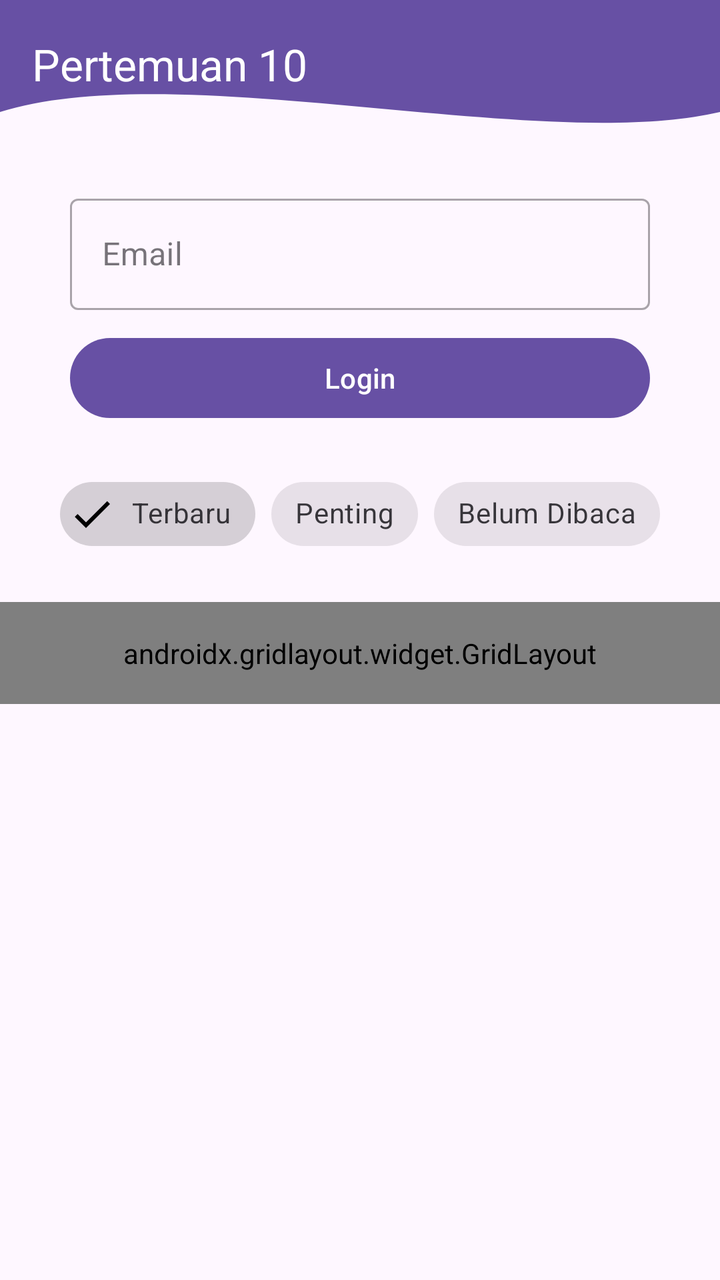
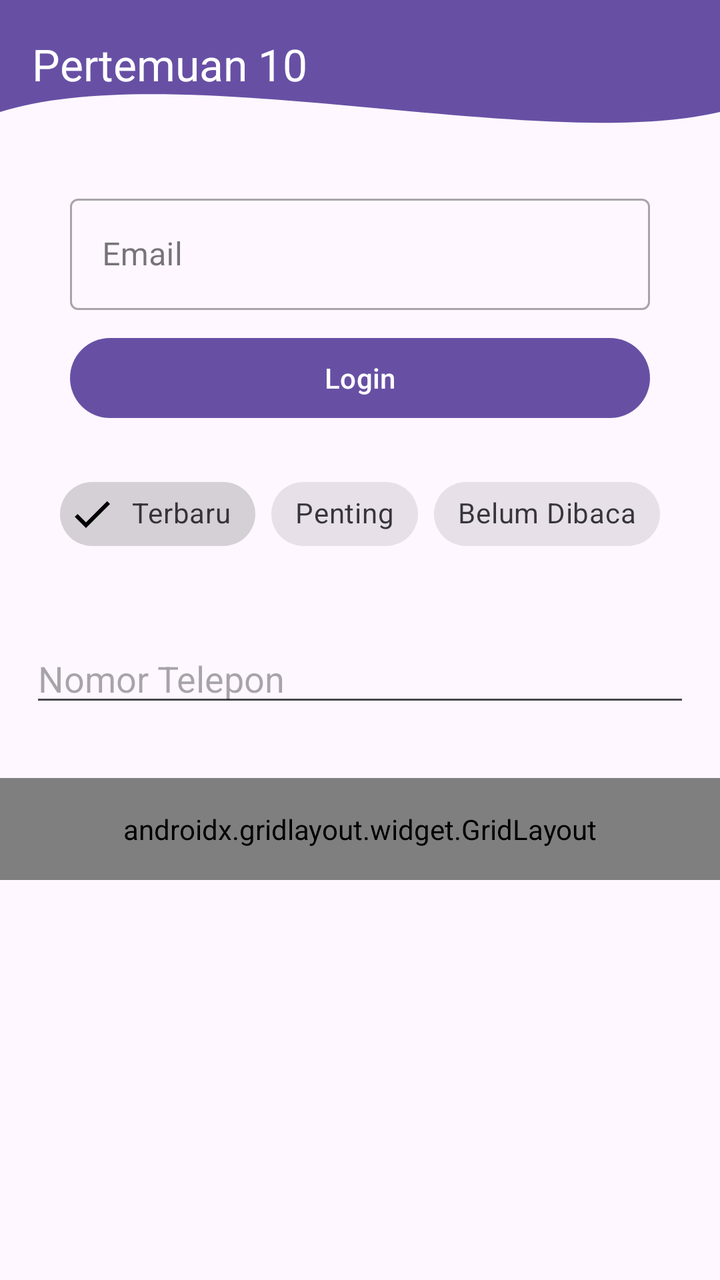

The first picture is an Android layout as it rendered before a commit; the second is the same layout after the commit. The layout source and the unified diff follow.
<!-- AndroidManifest.xml: application theme Theme.Immanuel_3TIF -->
<!-- res/layout/activity_tenth.xml -->
<?xml version="1.0" encoding="utf-8"?>
<androidx.constraintlayout.widget.ConstraintLayout xmlns:android="http://schemas.android.com/apk/res/android"
    xmlns:app="http://schemas.android.com/apk/res-auto"
    xmlns:tools="http://schemas.android.com/tools"
    android:id="@+id/main"
    android:layout_width="match_parent"
    android:layout_height="match_parent"
    tools:context=".Home.pertemuan_10.TenthActivity">

    
    <View
        android:id="@+id/background_header"
        android:layout_width="0dp"
        android:layout_height="140dp"
        android:background="@drawable/bg_header_wave"
        app:layout_constraintEnd_toEndOf="parent"
        app:layout_constraintStart_toStartOf="parent"
        app:layout_constraintTop_toTopOf="parent" />

    
    <androidx.appcompat.widget.Toolbar
        android:id="@+id/toolbar"
        android:layout_width="match_parent"
        android:layout_height="?attr/actionBarSize"
        android:background="@android:color/transparent"
        app:title="Pertemuan 10"
        app:titleTextColor="@android:color/white"
        app:layout_constraintEnd_toEndOf="parent"
        app:layout_constraintStart_toStartOf="parent"
        app:layout_constraintTop_toTopOf="parent" />

    
    <com.google.android.material.textfield.TextInputLayout
        android:id="@+id/textInputLayout"
        style="@style/Widget.MaterialComponents.TextInputLayout.OutlinedBox"
        android:layout_width="match_parent"
        android:layout_height="wrap_content"
        android:layout_marginHorizontal="35dp"
        android:layout_marginTop="30dp"
        android:hint="Email"
        app:layout_constraintEnd_toEndOf="parent"
        app:layout_constraintStart_toStartOf="parent"
        app:layout_constraintTop_toBottomOf="@+id/toolbar">

        <com.google.android.material.textfield.TextInputEditText
            android:id="@+id/etEmail"
            android:layout_width="match_parent"
            android:layout_height="wrap_content"
            android:inputType="textEmailAddress" />
    </com.google.android.material.textfield.TextInputLayout>

    <com.google.android.material.button.MaterialButton
        android:id="@+id/btnLogin"
        android:layout_width="match_parent"
        android:layout_height="wrap_content"
        android:layout_marginHorizontal="35dp"
        android:layout_marginTop="10dp"
        android:text="Login"
        app:layout_constraintEnd_toEndOf="parent"
        app:layout_constraintStart_toStartOf="parent"
        app:layout_constraintTop_toBottomOf="@+id/textInputLayout" />

    
    <com.google.android.material.chip.ChipGroup
        android:id="@+id/chipGroupFilter"
        android:layout_width="wrap_content"
        android:layout_height="wrap_content"
        android:layout_marginTop="20dp"
        app:layout_constraintEnd_toEndOf="parent"
        app:layout_constraintStart_toStartOf="parent"
        app:layout_constraintTop_toBottomOf="@+id/btnLogin"
        app:singleSelection="true">

        <com.google.android.material.chip.Chip
            android:id="@+id/chipTerbaru"
            style="@style/Widget.MaterialComponents.Chip.Filter"
            android:layout_width="wrap_content"
            android:layout_height="wrap_content"
            android:checked="true"
            android:text="Terbaru" />

        <com.google.android.material.chip.Chip
            android:id="@+id/chipPenting"
            style="@style/Widget.MaterialComponents.Chip.Filter"
            android:layout_width="wrap_content"
            android:layout_height="wrap_content"
            android:text="Penting" />

        <com.google.android.material.chip.Chip
            android:id="@+id/chipBelumDibaca"
            style="@style/Widget.MaterialComponents.Chip.Filter"
            android:layout_width="wrap_content"
            android:layout_height="wrap_content"
            android:text="Belum Dibaca" />

    </com.google.android.material.chip.ChipGroup>

    
    <androidx.gridlayout.widget.GridLayout
        android:id="@+id/gridLayoutMenu"
        android:layout_width="match_parent"
        android:layout_height="wrap_content"
        android:layout_marginTop="20dp"
        android:padding="16dp"
        app:columnCount="3"
        app:layout_constraintEnd_toEndOf="parent"
        app:layout_constraintStart_toStartOf="parent"
        app:layout_constraintTop_toBottomOf="@+id/chipGroupFilter"
        app:useDefaultMargins="true">

        <com.google.android.material.button.MaterialButton
            android:id="@+id/btnMenu1"
            android:text="Menu 1"
            app:layout_columnWeight="1"
            app:layout_gravity="fill_horizontal" />

        <com.google.android.material.button.MaterialButton
            android:id="@+id/btnMenu2"
            android:text="Menu 2"
            app:layout_columnWeight="1"
            app:layout_gravity="fill_horizontal" />

        <com.google.android.material.button.MaterialButton
            android:id="@+id/btnMenu3"
            android:text="Menu 3"
            app:layout_columnWeight="1"
            app:layout_gravity="fill_horizontal" />

        <com.google.android.material.button.MaterialButton
            android:id="@+id/btnMenu4"
            android:text="Menu 4"
            app:layout_columnWeight="1"
            app:layout_gravity="fill_horizontal" />

        <com.google.android.material.button.MaterialButton
            android:id="@+id/btnMenu5"
            android:text="Menu 5"
            app:layout_columnWeight="1"
            app:layout_gravity="fill_horizontal" />

        <com.google.android.material.button.MaterialButton
            android:id="@+id/btnMenu6"
            android:text="Menu 6"
            app:layout_columnWeight="1"
            app:layout_gravity="fill_horizontal" />

    </androidx.gridlayout.widget.GridLayout>

</androidx.constraintlayout.widget.ConstraintLayout>
<!-- resources referenced by this layout -->
<resources>
  <!-- drawable bg_header_wave (drawable) -->
  <?xml version="1.0" encoding="utf-8"?>
  <vector xmlns:android="http://schemas.android.com/apk/res/android"
      android:width="100dp"
      android:height="100dp"
      android:viewportWidth="100"
      android:viewportHeight="100">
  
      <path
          android:fillColor="?attr/colorPrimary"
          android:pathData="M0,0 L100,0 L100,40 C 75,55 25,20 0,40 Z" />
  </vector>
  <style name="Theme.Immanuel_3TIF" parent="Base.Theme.Immanuel_3TIF" />
  <style name="Base.Theme.Immanuel_3TIF" parent="Theme.Material3.DayNight.NoActionBar">
          
          
      </style>
</resources>

<!-- the commit's change to res/layout/activity_tenth.xml (unified diff, before → after) -->
@@ -96,14 +96,16 @@
     </com.google.android.material.chip.ChipGroup>
 
     
+
     <androidx.gridlayout.widget.GridLayout
         android:id="@+id/gridLayoutMenu"
         android:layout_width="match_parent"
         android:layout_height="wrap_content"
-        android:layout_marginTop="20dp"
+        android:layout_marginTop="108dp"
         android:padding="16dp"
         app:columnCount="3"
         app:layout_constraintEnd_toEndOf="parent"
+        app:layout_constraintHorizontal_bias="0.0"
         app:layout_constraintStart_toStartOf="parent"
         app:layout_constraintTop_toBottomOf="@+id/chipGroupFilter"
         app:useDefaultMargins="true">
@@ -146,4 +148,17 @@
 
     </androidx.gridlayout.widget.GridLayout>
 
+    <EditText
+        android:id="@+id/editPhone"
+        android:layout_width="0dp"
+        android:layout_height="wrap_content"
+        android:layout_marginHorizontal="15dp"
+        android:layout_marginTop="36dp"
+        android:hint="Nomor Telepon"
+        android:inputType="phone"
+        app:layout_constraintEnd_toEndOf="parent"
+        app:layout_constraintHorizontal_bias="0.0"
+        app:layout_constraintStart_toStartOf="parent"
+        app:layout_constraintTop_toBottomOf="@+id/chipGroupFilter" />
+
 </androidx.constraintlayout.widget.ConstraintLayout>
